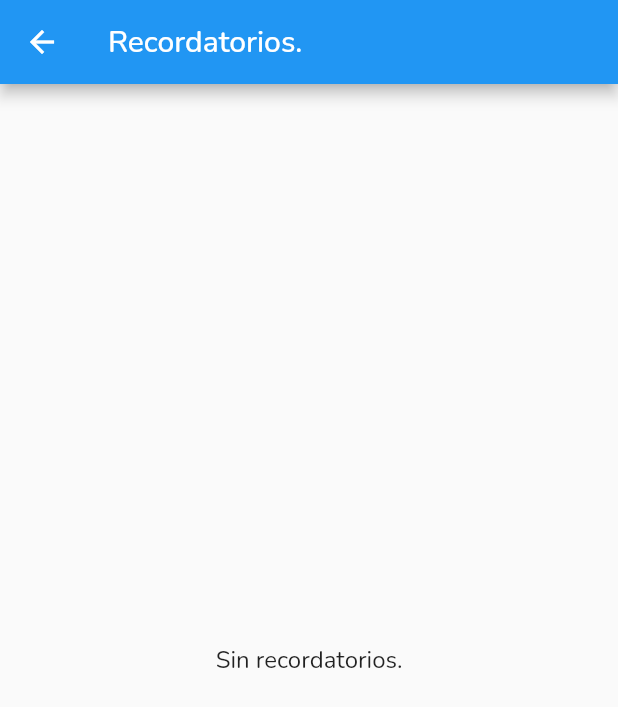
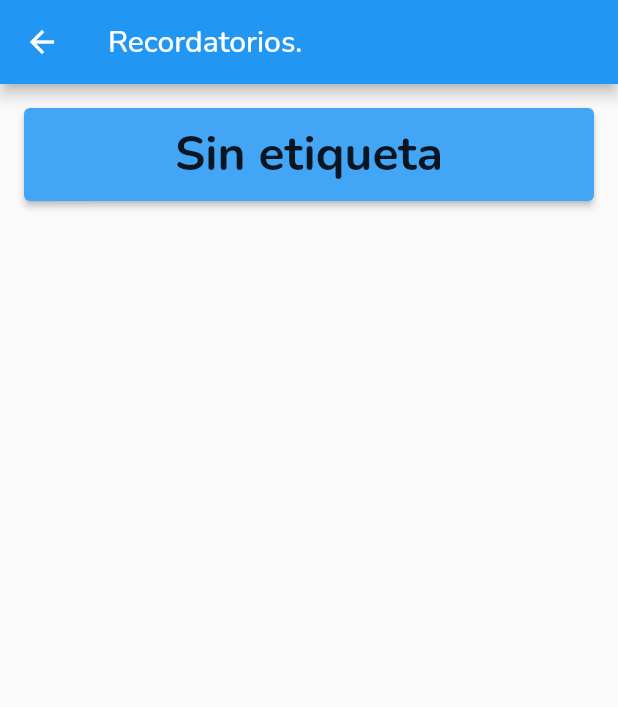
Before and after one commit to urielfuentes/phoneReminders, a Flutter app: the HomeReminders screen opened by its route, on a phone screen of 412 x 824 dp. Shown: the top 707 px of the screen. Run offline on Flutter 3.47's test engine with Material 2 defaults, Android fonts, the phone set to English and light mode, and no system bars; our stand-ins replace flutter_local_notifications, font_awesome_flutter, google_fonts, hive_flutter, timezone; missing offline and left inert: android_alarm_manager_plus; accounts and stored records are empty.

Commit message:
Adding tag editing

```diff
--- /dev/null
+++ b/lib/Common/ClickableCard.dart
@@ -0,0 +1,37 @@
+import 'package:flutter/cupertino.dart';
+import 'package:flutter/material.dart';
+
+import '../reminders/remindersList/remindersList.dart';
+
+class ClickableCard extends StatelessWidget {
+  final String title;
+  const ClickableCard({Key? key, required this.tag, this.title = ""})
+      : super(key: key);
+
+  final String tag;
+
+  @override
+  Widget build(BuildContext context) {
+    return Padding(
+      padding: const EdgeInsets.only(top: 12, left: 12, right: 12),
+      child: InkWell(
+        onTap: () => Future(() => Navigator.of(context).push(
+              MaterialPageRoute(
+                  builder: (context) => RemindersList(
+                        tag: tag,
+                      )),
+            )),
+        child: SizedBox(
+          width: double.infinity,
+          height: 70,
+          child: Card(
+              color: Colors.blue.shade400,
+              elevation: 2,
+              child: Center(
+                  child: Text(title.isNotEmpty ? title : tag,
+                      style: Theme.of(context).textTheme.headline2))),
+        ),
+      ),
+    );
+  }
+}
--- /dev/null
+++ b/lib/Common/constants.dart
@@ -0,0 +1,2 @@
+const noTag = "noTag";
+const noTagText = "Sin etiqueta";
--- a/lib/main.dart
+++ b/lib/main.dart
@@ -13,12 +13,6 @@ const choresBoxName = "chores";
 const recordsBoxName = "records";
 const applicationName = "Reminders and Records";
 const tagsBoxName = "tags";
-
-void printHello() {
-  final DateTime now = DateTime.now();
-  final int isolateId = Isolate.current.hashCode;
-  print("[$now] Hello, world! isolate=${isolateId} function='$printHello'");
-}
 
 void main() async {
   WidgetsFlutterBinding.ensureInitialized();
--- a/lib/reminders/home/homeReminders.dart
+++ b/lib/reminders/home/homeReminders.dart
@@ -4,6 +4,8 @@ import 'package:choresreminder/main.dart';
 import 'package:choresreminder/reminders/remindersList/remindersList.dart';
 import 'package:flutter/material.dart';
 import 'package:hive_flutter/hive_flutter.dart';
+
+import '../../Common/ClickableCard.dart';
 
 class HomeReminders extends StatelessWidget {
   const HomeReminders({Key? key}) : super(key: key);
@@ -15,42 +17,18 @@ class HomeReminders extends StatelessWidget {
       body: ValueListenableBuilder(
           valueListenable: Hive.box<String>(tagsBoxName).listenable(),
           builder: (context, Box<String> box, _) {
-            if (box.values.isEmpty) {
-              return const Center(
-                child: Text("Sin recordatorios."),
-              );
-            }
             var tags = box.values.toList();
-            return Padding(
-              padding: const EdgeInsets.all(15),
-              child: ListView.builder(
-                  itemCount: box.length,
-                  itemBuilder: (context, index) {
-                    String tag = tags[index];
-                    return Padding(
-                      padding: EdgeInsets.only(top: 16),
-                      child: InkWell(
-                        onTap: () => Future(() => Navigator.of(context).push(
-                              MaterialPageRoute(
-                                  builder: (context) => RemindersList(
-                                        tag: tag,
-                                      )),
-                            )),
-                        child: SizedBox(
-                          width: double.infinity,
-                          height: 100,
-                          child: Card(
-                              color: Colors.blue.shade400,
-                              elevation: 2,
-                              child: Center(
-                                  child: Text(tag,
-                                      style: Theme.of(context)
-                                          .textTheme
-                                          .headline1))),
-                        ),
-                      ),
-                    );
-                  }),
+            return Column(
+              children: [
+                ClickableCard(tag: "noTag", title: "Sin etiqueta"),
+                ListView.builder(
+                    shrinkWrap: true,
+                    itemCount: box.length,
+                    itemBuilder: (context, index) {
+                      String tag = tags[index];
+                      return ClickableCard(tag: tag);
+                    })
+              ],
             );
           }),
     );
--- a/lib/theme.dart
+++ b/lib/theme.dart
@@ -16,6 +16,8 @@ var appTheme = ThemeData(
     ),
     headline1: TextStyle(
         fontWeight: FontWeight.bold, fontSize: 40, color: Colors.black87),
+    headline2: TextStyle(
+        fontWeight: FontWeight.bold, fontSize: 32, color: Colors.black87),
     subtitle1: TextStyle(
       color: Colors.black87,
     ),
```
Also changed, not shown: lib/home/home.dart (+0 -7 lines), lib/reminders/addChore/addChore.dart (+16 -15 lines), lib/reminders/remindersList/remindersList.dart (+18 -15 lines), lib/reminders/updateChore/updateChore.dart (+37 -1 lines).
